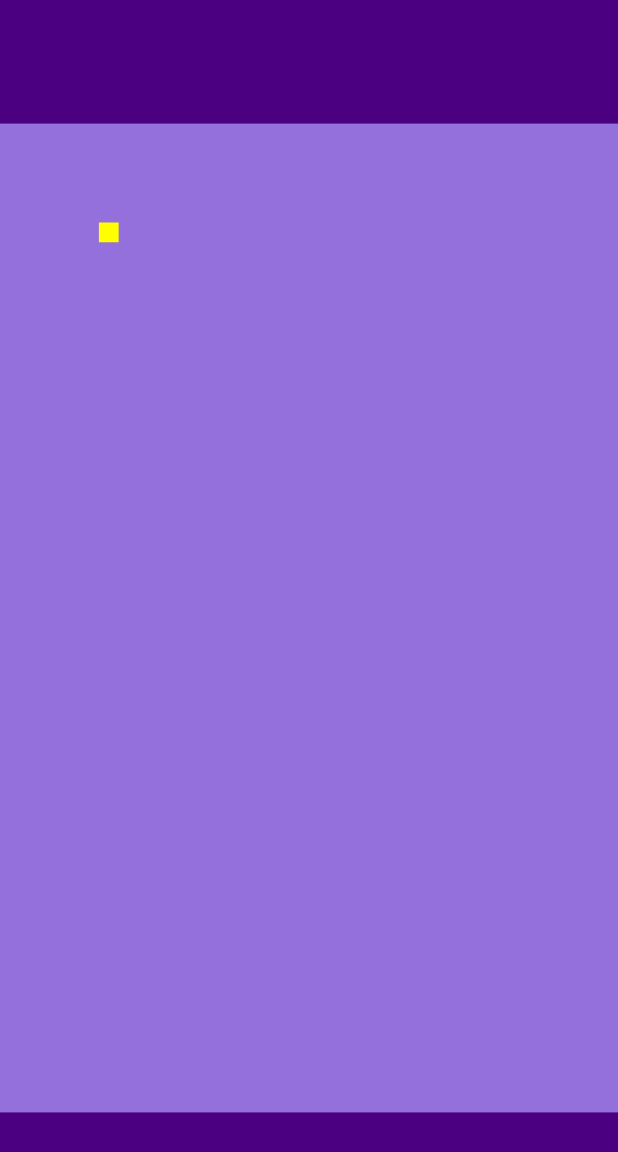
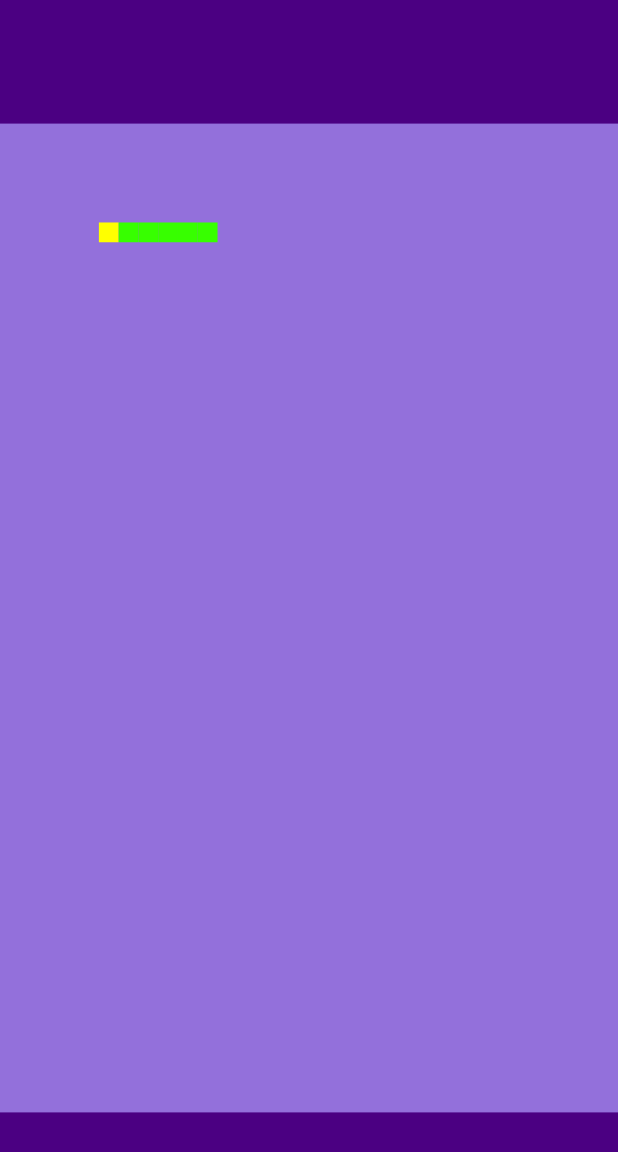
Before and after one commit to MarcinGruchala/retro_snake, a Flutter app: the screen it shows after launch, on a phone screen of 412 x 824 dp. Shown: the top 1152 px of the screen. Run offline on Flutter 3.47's test engine with Material 2 defaults, Android fonts, the phone set to English and light mode, and no system bars.

Commit message:
Prototype snake body drawing

```diff
--- a/lib/assets/AssetsColors.dart
+++ b/lib/assets/AssetsColors.dart
@@ -4,4 +4,5 @@ class AssetsColors {
   static const Color darkPurple = Color(0xff4B0082);
   static const Color lightPurple = Color(0xff9370DB);
   static const Color yellow = Color(0xffFFFF00);
+  static const Color green = Color(0xff37ff00);
 }
--- /dev/null
+++ b/lib/direction.dart
@@ -0,0 +1 @@
+enum Direction { up, down, left, right }
--- a/lib/main.dart
+++ b/lib/main.dart
@@ -1,6 +1,9 @@
 import 'package:flutter/material.dart';
 import 'package:retro_snake/assets/AssetsColors.dart';
 import 'package:retro_snake/game_constants.dart';
+import 'package:retro_snake/snake.dart';
+
+import 'direction.dart';
 
 void main() {
   runApp(const MyApp());
@@ -38,6 +41,51 @@ class GameBoard extends StatelessWidget {
   late double boardSize;
   late double boardCellSize;
 
+  Snake snake = Snake(
+    direction: Direction.down,
+    bodyParts: [
+      SnakeBodyPart(
+          xCellPosition: 5,
+          yCellPosition: 5,
+          bodyPartType: SnakeBodyPartType.head),
+      SnakeBodyPart(
+          xCellPosition: 6,
+          yCellPosition: 5,
+          bodyPartType: SnakeBodyPartType.body),
+      SnakeBodyPart(
+          xCellPosition: 7,
+          yCellPosition: 5,
+          bodyPartType: SnakeBodyPartType.body),
+      SnakeBodyPart(
+          xCellPosition: 8,
+          yCellPosition: 5,
+          bodyPartType: SnakeBodyPartType.body),
+      SnakeBodyPart(
+          xCellPosition: 9,
+          yCellPosition: 5,
+          bodyPartType: SnakeBodyPartType.body),
+      SnakeBodyPart(
+          xCellPosition: 10,
+          yCellPosition: 5,
+          bodyPartType: SnakeBodyPartType.body),
+    ],
+  );
+
+  List<Widget> draw(
+    Snake snake,
+    double boardCellSize,
+  ) {
+    return snake.bodyParts
+        .map((e) => SnakeBodyPartWidget(
+            color: e.bodyPartType == SnakeBodyPartType.head
+                ? AssetsColors.yellow
+                : AssetsColors.green,
+            xPosition: e.xCellPosition * boardCellSize,
+            yPosition: e.yCellPosition * boardCellSize,
+            size: boardCellSize))
+        .toList();
+  }
+
   @override
   Widget build(BuildContext context) {
     boardSize = MediaQuery.of(context).size.height * 0.8;
@@ -47,26 +95,19 @@ class GameBoard extends StatelessWidget {
       height: boardSize,
       decoration: BoxDecoration(color: Color(0xff9370DB)),
       child: Stack(
-        children: [
-          SnakeBodyPart(
-            color: AssetsColors.yellow,
-            xPosition: 5 * boardCellSize,
-            yPosition: 5 * boardCellSize,
-            size: boardSize / GameConstants.boardCellsNumber,
-          )
-        ],
+        children: draw(snake, boardCellSize),
       ),
     );
   }
 }
 
-class SnakeBodyPart extends StatelessWidget {
+class SnakeBodyPartWidget extends StatelessWidget {
   final Color color;
   final double xPosition;
   final double yPosition;
   final double size;
 
-  const SnakeBodyPart({
+  const SnakeBodyPartWidget({
     super.key,
     required this.color,
     required this.xPosition,
--- /dev/null
+++ b/lib/snake.dart
@@ -0,0 +1,25 @@
+import 'direction.dart';
+
+class Snake {
+  final Direction direction;
+  final List<SnakeBodyPart> bodyParts;
+
+  Snake({
+    required this.direction,
+    required this.bodyParts,
+  });
+}
+
+class SnakeBodyPart {
+  final int xCellPosition;
+  final int yCellPosition;
+  final SnakeBodyPartType bodyPartType;
+
+  SnakeBodyPart({
+    required this.xCellPosition,
+    required this.yCellPosition,
+    required this.bodyPartType,
+  });
+}
+
+enum SnakeBodyPartType { head, body }
```
